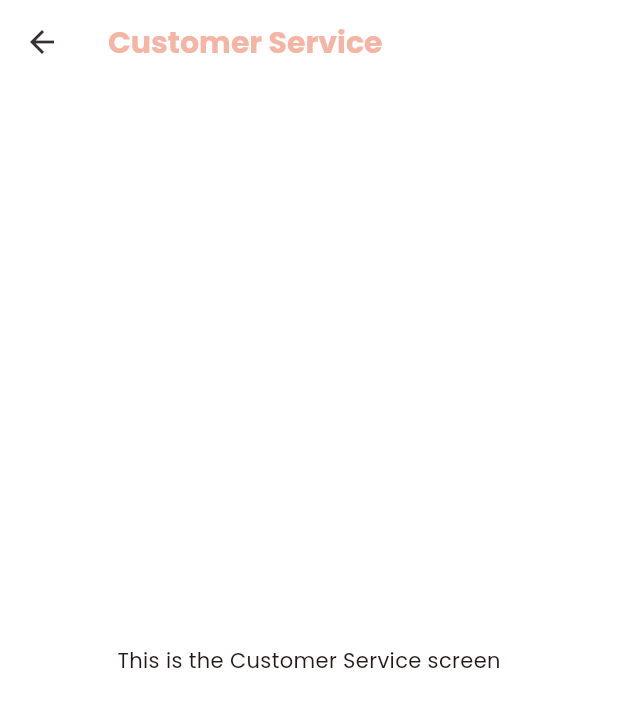
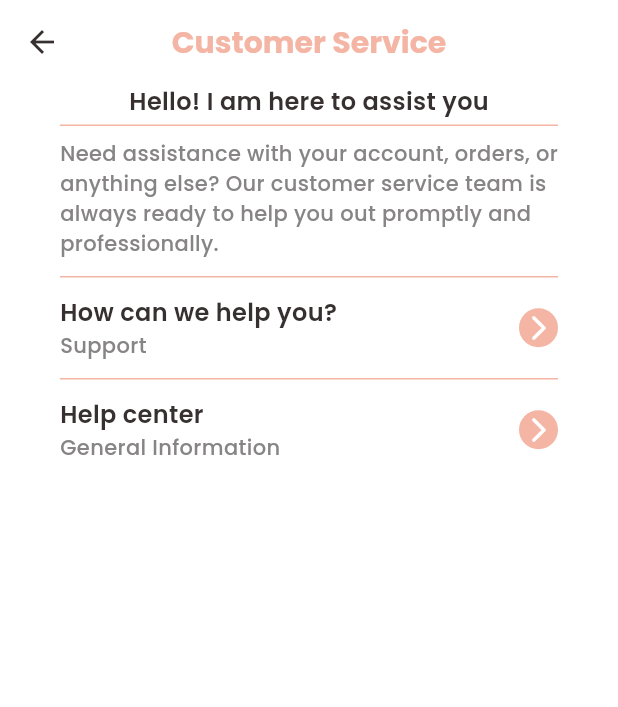
Before and after one commit to Ahmedmahmouddd/Customer_support_task, a Flutter app: the CustomerServiceView screen opened by its route, on a phone screen of 412 x 824 dp. Shown: the top 707 px of the screen. Run offline on Flutter 3.47's test engine with Material 3 defaults, Android fonts, the phone set to English and light mode, and no system bars; our stand-ins replace cloud_firestore, firebase_core, flutter_svg, get; accounts and stored records are empty.

Commit message:
finish customer service screen

```diff
--- a/lib/core/constants/app_constants.dart
+++ b/lib/core/constants/app_constants.dart
@@ -4,5 +4,10 @@ class AppConstants {
   static const double extraLargePadding = 20.0;
   static const double mediumPadding = 12.0;
   static const double smallPadding = 8.0;
+  static const double extraSmallPadding = 4.0;
   static const double mediumIconSize = 24.0;
+  static const double smallIconSize = 20.0;
+  static const double extraSmallIconSize = 20.0;
+  static const double smallContainerSize = 30.0;
+  static const double extraSmallContainerSize = 26.0;
 }
--- a/lib/l10n/intl_en.arb
+++ b/lib/l10n/intl_en.arb
@@ -5,6 +5,12 @@
     "contactUs" : "Contact Us",
     "liveChat" : "Live Chat",
     "iamHereToAssistYou" : "I am here to assist you",
+    "helloIamHereToAssistYou" : "Hello! I am here to assist you",
     "sendAmessage" : "Send a message",
-    "isRequired" : "is required"
+    "isRequired" : "is required",
+    "howCanWeHelpYou" : "How can we help you?",
+    "support" : "Support",
+     "helpCenter" : "Help center",
+    "generalInformation" : "General Information",
+    "customerServiceText" : "Need assistance with your account, orders, or anything else? Our customer service team is always ready to help you out promptly and professionally."
 }
--- a/lib/modules/customer_service/views/customer_service_view.dart
+++ b/lib/modules/customer_service/views/customer_service_view.dart
@@ -1,4 +1,12 @@
+import 'package:customer_support_task/core/constants/app_constants.dart';
+import 'package:customer_support_task/core/theme/app_text_styles.dart';
+import 'package:customer_support_task/core/widgets/custom_appbar.dart';
+import 'package:customer_support_task/core/widgets/custom_divider.dart';
+import 'package:customer_support_task/generated/l10n.dart';
+import 'package:customer_support_task/modules/customer_service/widgets/customer_service_navigation_container.dart';
+import 'package:customer_support_task/routes/app_routes.dart';
 import 'package:flutter/material.dart';
+import 'package:get/get.dart';
 
 class CustomerServiceView extends StatelessWidget {
   const CustomerServiceView({super.key});
@@ -6,8 +14,41 @@ class CustomerServiceView extends StatelessWidget {
   @override
   Widget build(BuildContext context) {
     return Scaffold(
-      appBar: AppBar(title: const Text("Customer Service")),
-      body: const Center(child: Text("This is the Customer Service screen")),
+      appBar: CustomAppBar(
+        title: S.of(context).customerService,
+        subtitle: S.of(context).helloIamHereToAssistYou,
+      ),
+      body: Column(
+        children: [
+          Padding(
+            padding: const EdgeInsets.symmetric(
+              vertical: AppConstants.smallPadding,
+              horizontal: AppConstants.horizontalPadding,
+            ),
+            child: Text(
+              S.of(context).customerServiceText,
+              style: AppTextStyles.greyBody,
+            ),
+          ),
+          SizedBox(height: AppConstants.extraSmallPadding),
+          CustomDivider(),
+          CustomerServiceNavigationContainer(
+            title: S.of(context).howCanWeHelpYou,
+            subTitle: S.of(context).support,
+            onTap: () {
+              Get.toNamed(AppRoutes.liveChat);
+            },
+          ),
+          CustomDivider(),
+          CustomerServiceNavigationContainer(
+            title: S.of(context).helpCenter,
+            subTitle: S.of(context).generalInformation,
+            onTap: () {
+              Get.toNamed(AppRoutes.helpFaqs);
+            },
+          ),
+        ],
+      ),
     );
   }
 }
--- /dev/null
+++ b/lib/modules/customer_service/widgets/customer_service_navigation_container.dart
@@ -0,0 +1,58 @@
+import 'package:customer_support_task/core/constants/app_constants.dart';
+import 'package:customer_support_task/core/theme/app_colors.dart';
+import 'package:customer_support_task/core/theme/app_text_styles.dart';
+import 'package:flutter/material.dart';
+
+class CustomerServiceNavigationContainer extends StatelessWidget {
+  const CustomerServiceNavigationContainer({
+    super.key,
+    required this.title,
+    required this.subTitle,
+    this.onTap,
+  });
+
+  final String title;
+  final String subTitle;
+  final Function()? onTap;
+  @override
+  Widget build(BuildContext context) {
+    return GestureDetector(
+      onTap: onTap,
+      child: Padding(
+        padding: const EdgeInsets.symmetric(
+          vertical: AppConstants.mediumPadding,
+          horizontal: AppConstants.horizontalPadding,
+        ),
+        child: Row(
+          mainAxisAlignment: MainAxisAlignment.spaceBetween,
+          children: [
+            Column(
+              crossAxisAlignment: CrossAxisAlignment.start,
+              children: [
+                Text(title, style: AppTextStyles.blackSubheading),
+                Text(subTitle, style: AppTextStyles.greyBody),
+              ],
+            ),
+            InkWell(
+              borderRadius: BorderRadius.circular(50),
+              onTap: onTap,
+              child: Container(
+                width: AppConstants.extraSmallContainerSize,
+                height: AppConstants.extraSmallContainerSize,
+                decoration: BoxDecoration(
+                  shape: BoxShape.circle,
+                  color: AppColors.salmon,
+                ),
+                child: Icon(
+                  Icons.arrow_forward_ios_rounded,
+                  size: AppConstants.extraSmallIconSize,
+                  color: AppColors.white,
+                ),
+              ),
+            ),
+          ],
+        ),
+      ),
+    );
+  }
+}
--- a/lib/modules/home/views/home_view.dart
+++ b/lib/modules/home/views/home_view.dart
@@ -18,7 +18,6 @@ class HomeView extends StatelessWidget {
         route: AppRoutes.customerService,
       ),
       HomeMenuItem(label: S.of(context).helpFAQ, route: AppRoutes.helpFaqs),
-      HomeMenuItem(label: S.of(context).contactUs, route: AppRoutes.contactUs),
       HomeMenuItem(label: S.of(context).liveChat, route: AppRoutes.liveChat),
     ];
 
--- a/lib/routes/app_pages.dart
+++ b/lib/routes/app_pages.dart
@@ -4,7 +4,6 @@ import 'package:customer_support_task/modules/live_chat/views/live_chat_view.dar
 import 'package:get/get.dart';
 import '../modules/home/views/home_view.dart';
 import '../modules/customer_service/views/customer_service_view.dart';
-import '../modules/contact_us/views/contact_us_view.dart';
 import 'app_routes.dart';
 
 class AppPages {
@@ -12,7 +11,6 @@ class AppPages {
     GetPage(name: AppRoutes.home, page: () => HomeView()),
     GetPage(name: AppRoutes.customerService, page: () => CustomerServiceView()),
     GetPage(name: AppRoutes.helpFaqs, page: () => HelpFaqsView()),
-    GetPage(name: AppRoutes.contactUs, page: () => ContactUsView()),
     GetPage(
       name: AppRoutes.liveChat,
       page: () => LiveChatView(),
--- a/lib/routes/app_routes.dart
+++ b/lib/routes/app_routes.dart
@@ -2,6 +2,5 @@ class AppRoutes {
   static const home = '/';
   static const customerService = '/customer-service';
   static const helpFaqs = '/help-faqs';
-  static const contactUs = '/contact-us';
   static const liveChat = '/live-chat';
 }
```
Also changed, not shown: lib/modules/contact_us/views/contact_us_view.dart (deleted, +0 -13 lines), lib/modules/live_chat/controller/live_chat_controller.dart (+56 -3 lines), lib/core/binding/initial_binding.dart (deleted), lib/core/widgets/custom_button.dart (deleted), lib/core/widgets/expandable_tile.dart (deleted), lib/core/widgets/icon_with_label.dart (deleted), lib/data/models/chat_message_model.dart (deleted), lib/data/models/contact_method_model.dart (deleted), lib/data/models/faq_model.dart (deleted), lib/data/repositories/chat_repository.dart (deleted), lib/data/repositories/contact_repository.dart (deleted), lib/data/repositories/faq_repository.dart (deleted), lib/generated/intl/messages_all.dart, lib/generated/intl/messages_en.dart, 1 more files.
